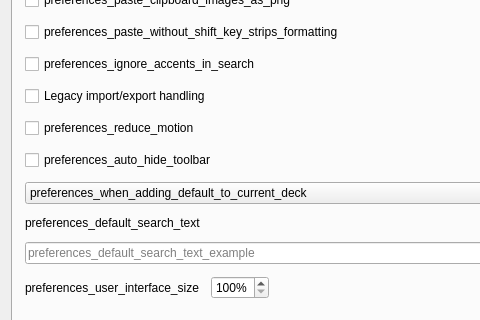
The window that qt/aqt/forms/preferences.ui (ankitects/anki) describes before a commit, drawn with Qt 5; both pictures show x 0 to 480 and y 227 to 547 of the 640 by 660 pixel window.
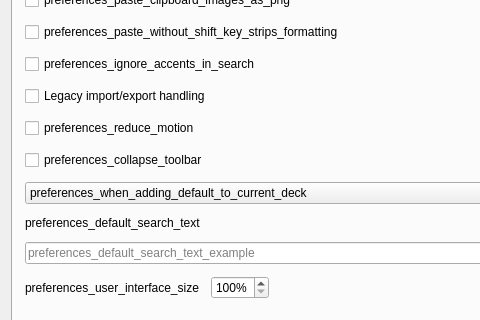
The same window after the commit.

Commit message: Use "collapse" instead of "auto-hide"

Diff of the .ui file:
```diff
--- a/qt/aqt/forms/preferences.ui
+++ b/qt/aqt/forms/preferences.ui
@@ -116,7 +116,7 @@
        <item alignment="Qt::AlignLeft">
         <widget class="QCheckBox" name="auto_hide_toolbar">
          <property name="text">
-          <string>preferences_auto_hide_toolbar</string>
+          <string>preferences_collapse_toolbar</string>
          </property>
         </widget>
        </item>
```
Left out of the diff: 4 changed lines with no effect on the pictures. The commit also changes 4 other files.
